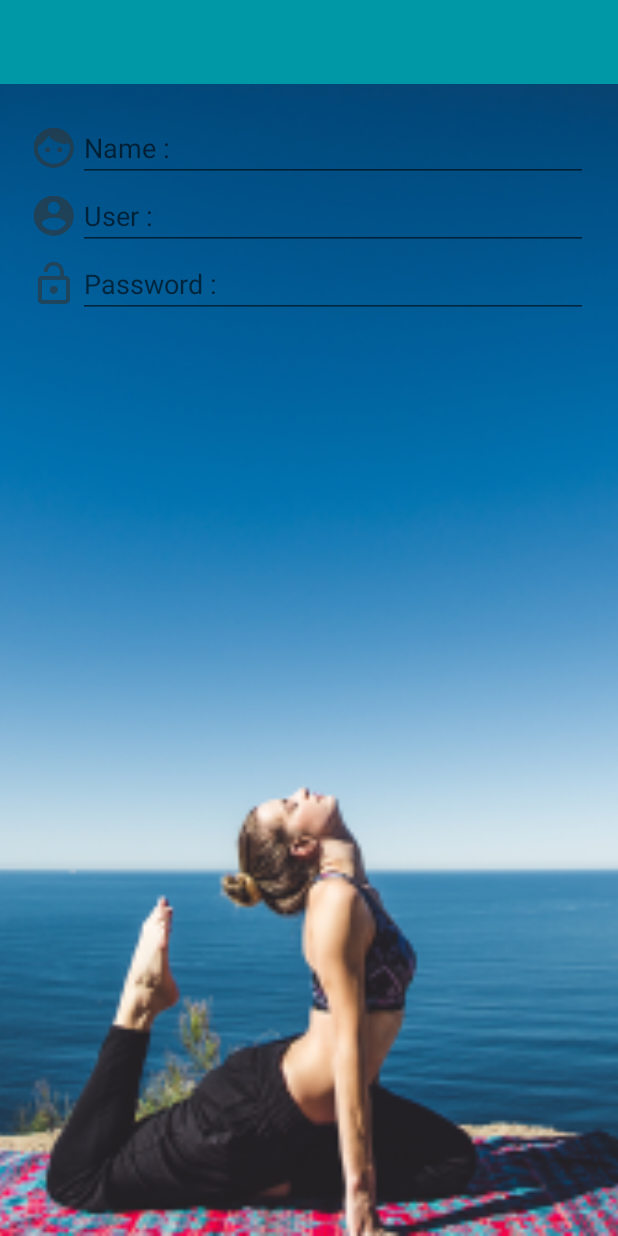
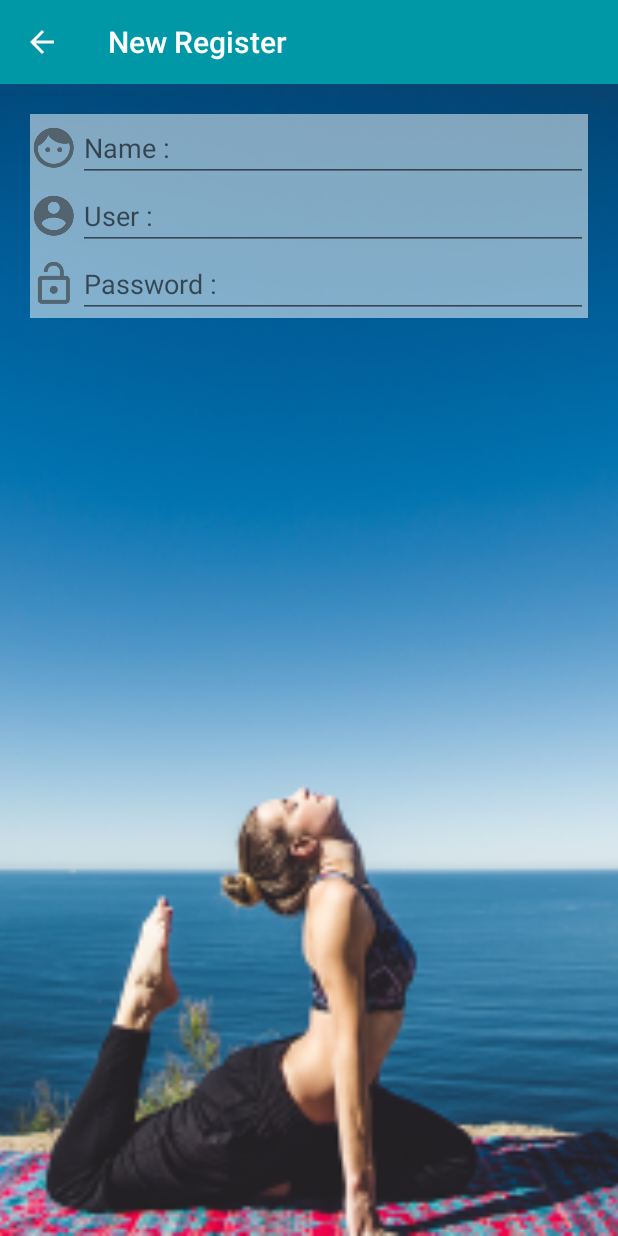
Before and after one commit to Adulvit/AdulvitCService, an Android app: the screen it shows after launch (MainActivity), after a tap on "New Register", on a phone screen of 412 x 824 dp. Run offline under Robolectric (Android 15) with nearby library versions, the phone set to English and light mode, and no system bars.

```diff
--- a/app/src/main/java/com/betagro/adulvitc/adulvitcservice/fragment/RegisterFragment.java
+++ b/app/src/main/java/com/betagro/adulvitc/adulvitcservice/fragment/RegisterFragment.java
@@ -3,10 +3,12 @@ package com.betagro.adulvitc.adulvitcservice.fragment;
 import android.os.Bundle;
 import android.support.annotation.Nullable;
 import android.support.v4.app.Fragment;
+import android.support.v7.widget.Toolbar;
 import android.view.LayoutInflater;
 import android.view.View;
 import android.view.ViewGroup;
 
+import com.betagro.adulvitc.adulvitcservice.MainActivity;
 import com.betagro.adulvitc.adulvitcservice.R;
 
 /**
@@ -14,6 +16,35 @@ import com.betagro.adulvitc.adulvitcservice.R;
  */
 
 public class RegisterFragment extends Fragment{
+
+    @Override
+    public void onActivityCreated(@Nullable Bundle savedInstanceState) {
+        super.onActivityCreated(savedInstanceState);
+
+//        Create Toolbar
+        createToolbar();
+
+
+    }// Main Method
+
+    private void createToolbar() {
+        Toolbar toolbar = getView().findViewById(R.id.toolbarRegister);
+        ((MainActivity)getActivity()).setSupportActionBar(toolbar);
+        ((MainActivity)getActivity()).setTitle(getResources().getString(R.string.new_register));
+
+        ((MainActivity)getActivity()).getSupportActionBar().setHomeButtonEnabled(true);
+        ((MainActivity)getActivity()).getSupportActionBar().setDisplayHomeAsUpEnabled(true);
+
+        toolbar.setNavigationOnClickListener(new View.OnClickListener() {
+            @Override
+            public void onClick(View v) {
+                getActivity().getSupportFragmentManager().popBackStack();
+            }
+        });
+
+
+
+    }
 
     @Nullable
     @Override
--- a/app/src/main/res/layout/fragment_new_register.xml
+++ b/app/src/main/res/layout/fragment_new_register.xml
@@ -1,12 +1,13 @@
 <?xml version="1.0" encoding="utf-8"?>
 <LinearLayout xmlns:android="http://schemas.android.com/apk/res/android"
-    android:orientation="vertical"
     android:layout_width="match_parent"
-    android:layout_height="match_parent">
+    android:layout_height="match_parent"
+    android:orientation="vertical">
 
 
     <!--Toolbar-->
     <android.support.v7.widget.Toolbar
+        android:id="@+id/toolbarRegister"
         android:layout_width="match_parent"
         android:layout_height="?attr/actionBarSize"
         android:background="@color/colorPrimary"
@@ -19,85 +20,85 @@
     <!--Content-->
     <!--Name-->
     <LinearLayout
+        android:layout_width="match_parent"
+        android:layout_height="wrap_content"
+        android:layout_marginLeft="20dp"
+        android:layout_marginRight="20dp"
         android:layout_marginTop="20dp"
-        android:layout_marginRight="20dp"
-        android:layout_marginLeft="20dp"
-        android:orientation="horizontal"
-        android:layout_width="match_parent"
-        android:layout_height="wrap_content">
+        android:background="#82ffffff"
+        android:orientation="horizontal">
 
         <!--Icon-->
         <ImageView
+            android:layout_width="wrap_content"
+            android:layout_height="wrap_content"
             android:layout_gravity="center_vertical"
-            android:src="@drawable/ic_action_name"
-            android:layout_width="wrap_content"
-            android:layout_height="wrap_content" />
+            android:src="@drawable/ic_action_name" />
 
         <!--TextField-->
         <EditText
 
-            android:inputType="text"
+            android:layout_width="match_parent"
+            android:layout_height="wrap_content"
             android:hint="Name :"
-            android:layout_width="match_parent"
-            android:layout_height="wrap_content" />
+            android:inputType="text" />
 
 
     </LinearLayout>
 
 
-
     <!--User-->
     <LinearLayout
+        android:layout_width="match_parent"
+        android:layout_height="wrap_content"
+        android:layout_marginLeft="20dp"
         android:layout_marginRight="20dp"
-        android:layout_marginLeft="20dp"
-        android:orientation="horizontal"
-        android:layout_width="match_parent"
-        android:layout_height="wrap_content">
+        android:background="#82ffffff"
+        android:orientation="horizontal">
 
         <!--Icon-->
         <ImageView
+            android:layout_width="wrap_content"
+            android:layout_height="wrap_content"
             android:layout_gravity="center_vertical"
-            android:src="@drawable/ic_action_user"
-            android:layout_width="wrap_content"
-            android:layout_height="wrap_content" />
+            android:src="@drawable/ic_action_user" />
 
         <!--TextField-->
         <EditText
-            android:inputType="textPassword"
+            android:layout_width="match_parent"
+            android:layout_height="wrap_content"
             android:hint="@string/user"
-            android:layout_width="match_parent"
-            android:layout_height="wrap_content" />
+            android:inputType="textPassword" />
 
 
     </LinearLayout>
 
 
-
     <!--Password-->
     <LinearLayout
+        android:layout_width="match_parent"
+        android:layout_height="wrap_content"
+        android:layout_marginLeft="20dp"
         android:layout_marginRight="20dp"
-        android:layout_marginLeft="20dp"
-        android:orientation="horizontal"
-        android:layout_width="match_parent"
-        android:layout_height="wrap_content">
+        android:background="#82ffffff"
+        android:orientation="horizontal">
 
         <!--Icon-->
         <ImageView
+            android:layout_width="wrap_content"
+            android:layout_height="wrap_content"
             android:layout_gravity="center_vertical"
-            android:src="@drawable/ic_action_password"
-            android:layout_width="wrap_content"
-            android:layout_height="wrap_content" />
+            android:src="@drawable/ic_action_password" />
 
         <!--TextField-->
         <EditText
-            android:inputType="text"
+            android:layout_width="match_parent"
+            android:layout_height="wrap_content"
             android:hint="@string/password"
-            android:layout_width="match_parent"
-            android:layout_height="wrap_content" />
+            android:inputType="text" />
 
 
     </LinearLayout>
 
 
-
 </LinearLayout>
```
